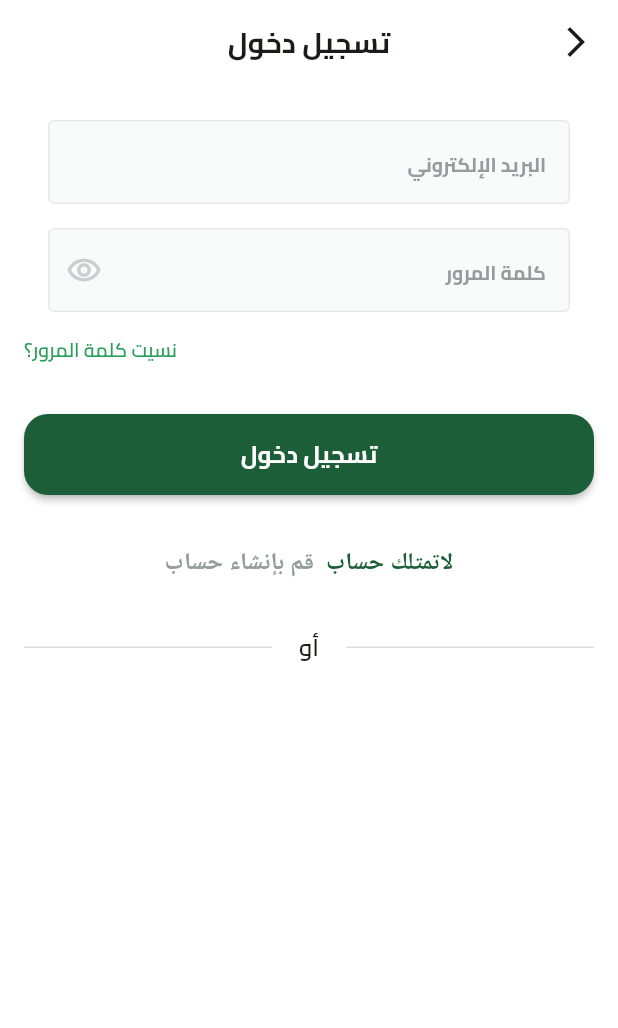
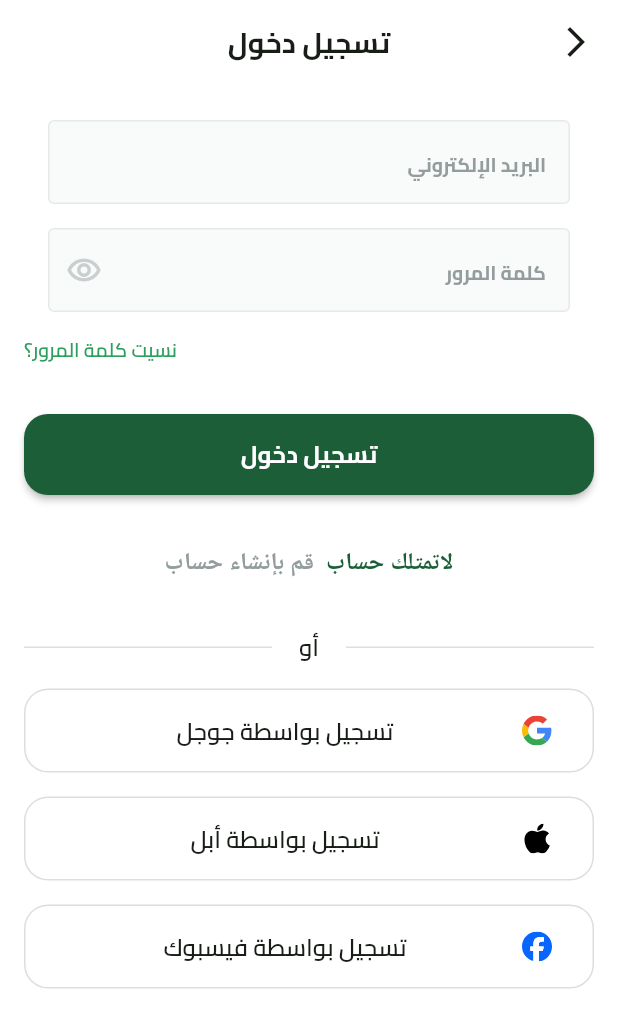
Before and after one commit to yahyaalmongdie/fruits_app, a Flutter app: the screen it shows after launch, after a tap on "تخط", on a phone screen of 412 x 824 dp. Shown: the top 1028 px of the screen. Run offline on Flutter 3.47's test engine with Material 3 defaults, Android fonts, the phone set to English and light mode, and no system bars; our stand-ins replace dots_indicator, flutter_svg, shared_preferences.

Commit message:
create socail login button

```diff
--- a/lib/core/utils/app_images.dart
+++ b/lib/core/utils/app_images.dart
@@ -5,6 +5,18 @@ class Assets {
   /// Assets for imagesAppIcon
   /// assets/images/app_icon.png
   static const String imagesAppIcon = "assets/images/app_icon.png";
+
+  /// Assets for imagesAppleIcon
+  /// assets/images/apple_icon.svg
+  static const String imagesAppleIcon = "assets/images/apple_icon.svg";
+
+  /// Assets for imagesFacebookIcon
+  /// assets/images/facebook_icon.svg
+  static const String imagesFacebookIcon = "assets/images/facebook_icon.svg";
+
+  /// Assets for imagesGoogleIcon
+  /// assets/images/google_icon.svg
+  static const String imagesGoogleIcon = "assets/images/google_icon.svg";
 
   /// Assets for imagesLogo
   /// assets/images/logo.svg
--- a/lib/features/auth/presentation/view/widget/login_view_body.dart
+++ b/lib/features/auth/presentation/view/widget/login_view_body.dart
@@ -1,10 +1,12 @@
 import 'package:flutter/material.dart';
 import 'package:fruits_app/core/utils/app_colors.dart';
+import 'package:fruits_app/core/utils/app_images.dart';
 import 'package:fruits_app/core/utils/app_text_styles.dart';
 import 'package:fruits_app/core/widgets/custom_button.dart';
 import 'package:fruits_app/core/widgets/custom_text_form_field.dart';
 import 'package:fruits_app/features/auth/presentation/view/widget/donot_have_account_widget.dart';
 import 'package:fruits_app/features/auth/presentation/view/widget/or_divider.dart';
+import 'package:fruits_app/features/auth/presentation/view/widget/social_login_button.dart';
 import 'package:fruits_app/generated/l10n.dart';
 
 class LoginViewBody extends StatelessWidget {
@@ -61,7 +63,31 @@ class LoginViewBody extends StatelessWidget {
             const SizedBox(
               height: 33,
             ),
-            const OrDivider()
+            const OrDivider(),
+            const SizedBox(
+              height: 16,
+            ),
+            SocialLoginButton(
+              icon: Assets.imagesGoogleIcon,
+              title: S.of(context).login_by_google,
+              onPressed: () {},
+            ),
+            const SizedBox(
+              height: 16,
+            ),
+            SocialLoginButton(
+              icon: Assets.imagesAppleIcon,
+              title: S.of(context).login_by_apple,
+              onPressed: () {},
+            ),
+            const SizedBox(
+              height: 16,
+            ),
+            SocialLoginButton(
+              icon: Assets.imagesFacebookIcon,
+              title: S.of(context).login_by_facebook,
+              onPressed: () {},
+            ),
           ],
         ),
       ),
--- /dev/null
+++ b/lib/features/auth/presentation/view/widget/social_login_button.dart
@@ -0,0 +1,35 @@
+import 'package:flutter/material.dart';
+import 'package:flutter_svg/svg.dart';
+import 'package:fruits_app/core/utils/app_text_styles.dart';
+
+class SocialLoginButton extends StatelessWidget {
+  const SocialLoginButton(
+      {super.key, required this.icon, required this.title, this.onPressed});
+
+  final String icon;
+  final String title;
+  final Function()? onPressed;
+  @override
+  Widget build(BuildContext context) {
+    return SizedBox(
+      width: double.infinity,
+      child: TextButton(
+          style: TextButton.styleFrom(
+              shape: RoundedRectangleBorder(
+                  side: const BorderSide(color: Color(0xffDCDEDE), width: 1),
+                  borderRadius: BorderRadius.circular(16))),
+          onPressed: onPressed,
+          child: ListTile(
+            visualDensity: const VisualDensity(
+              vertical: VisualDensity.minimumDensity,
+            ),
+            leading: SvgPicture.asset(icon),
+            title: Text(
+              title,
+              textAlign: TextAlign.center,
+              style: AppTextStyles.semiBold16(context: context),
+            ),
+          )),
+    );
+  }
+}
--- a/lib/l10n/intl_ar.arb
+++ b/lib/l10n/intl_ar.arb
@@ -12,5 +12,9 @@
     "You_do_not_have_account":"لاتمتلك حساب",
     "please_create_account":" قم بإنشاء حساب",
     "login":"تسجيل دخول",
-    "Or":"أو"
+    "Or":"أو",
+    "Or": "أو",
+    "login_by_google": "تسجيل بواسطة جوجل",
+    "login_by_apple": "تسجيل بواسطة أبل",
+    "login_by_facebook": "تسجيل بواسطة فيسبوك"
 }
--- a/lib/l10n/intl_en.arb
+++ b/lib/l10n/intl_en.arb
@@ -13,5 +13,8 @@
     "forget_password": "نسيت كلمة المرور؟",
     "You_do_not_have_account": " ؟لاتمتلك حساب",
     "please_create_account": " قم بإنشاء حساب",
-        "Or": "أو"
+    "Or": "أو",
+    "login_by_google":"تسجيل بواسطة جوجل",
+    "login_by_apple":"تسجيل بواسطة أبل",
+    "login_by_facebook":"تسجيل بواسطة فيسبوك"
 }
```
Also changed, not shown: assets/images/apple_icon.svg (added), assets/images/facebook_icon.svg (added), assets/images/google_icon.svg (added), lib/generated/intl/messages_ar.dart, lib/generated/intl/messages_en.dart, lib/generated/l10n.dart.
